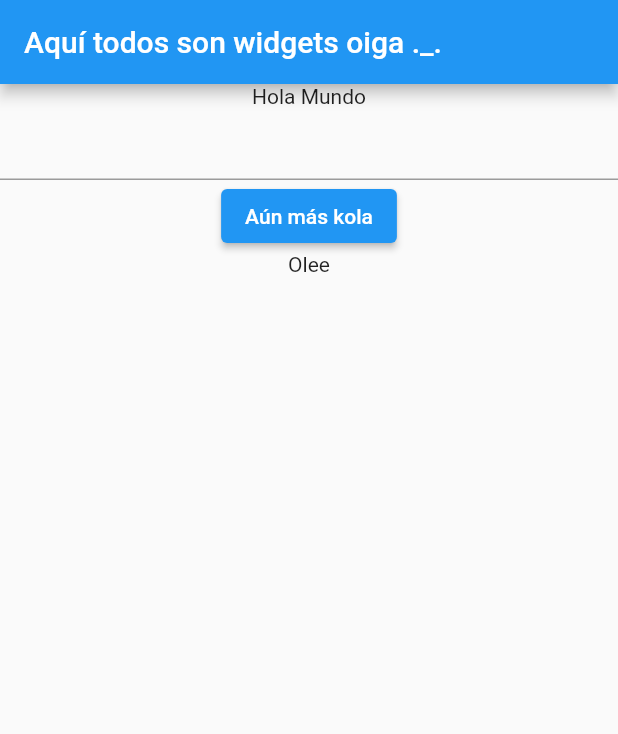
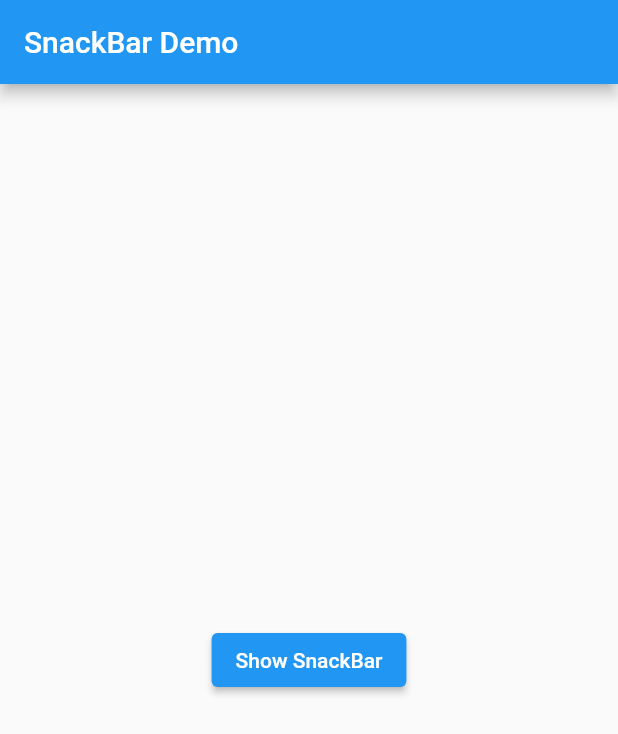
Before and after one commit to Raynou/Pruebas-con-flutter, a Flutter app: the screen it shows after launch, on a phone screen of 412 x 824 dp. Shown: the top 734 px of the screen. Run offline on Flutter 3.47's test engine with Material 2 defaults, Android fonts, the phone set to English and light mode, and no system bars.

Commit message:
Okay, la MERA VERDAD, no se porque no jala mi snackbar, voy a ver mi code

```diff
--- a/my_first_flutter_app/lib/main.dart
+++ b/my_first_flutter_app/lib/main.dart
@@ -1,34 +1,27 @@
 import 'package:flutter/material.dart';
 
-void main() => runApp(MyApp());
+void main() => runApp(SnackBarDemo());
 
-/* Lo de arriba es lo mismo que esto:
-void main() {
-  runApp(MyApp());
-}
-Usalo cuando solo vayas a un método */
-
-/* Todo lo marcado en verde es un widget */
-class MyApp extends StatelessWidget {
+class SnackBarDemo extends StatelessWidget {
   @override
   Widget build(BuildContext context) {
     return MaterialApp(
-      title: "Kola",
-      //Este va a ser el widget que toma toda la pantalla de la aplicación
+      title: 'SnackBar Demo',
       home: Scaffold(
-        /* Widget del appbar */
         appBar: AppBar(
-          /* Los parámetros van acá */
-          title: Text('Aquí todos son widgets oiga ._.'),
+          title: Text('SnackBar Demo'),
         ),
-        /* Para la parte central de la aplicación */
-        body: Center(
-          child: Column(
-            mainAxisAlignment: MainAxisAlignment.start,
-            children: <Widget>[
-              Text("Hola Mundo"),
-              TextField(),
-              ElevatedButton(
+        body: SnackBarPage(),
+      ),
+    );
+  }
+}
+
+class SnackBarPage extends StatelessWidget {
+  @override
+  Widget build(BuildContext context) {
+    return Center(
+      child: ElevatedButton(
         onPressed: () {
           final snackBar = SnackBar(
             content: Text('Yay! A SnackBar!'),
@@ -39,31 +32,13 @@ class MyApp extends StatelessWidget {
               },
             ),
           );
+
+          // Find the ScaffoldMessenger in the widget tree
+          // and use it to show a SnackBar.
           ScaffoldMessenger.of(context).showSnackBar(snackBar);
         },
-                  child: Text("Aún más kola")),
-              Text("Olee")
-            ],
-          ),
-        ),
+        child: Text('Show SnackBar'),
       ),
     );
   }
 }
-
-/* Ejemplo:
-
-body: Center(
-        child: Column(
-          mainAxisAlignment: MainAxisAlignment.center,
-          children: <Widget>[
-            Text(
-              'You have pushed the button this many times:',
-            ),
-            Text(
-              '$_counter',
-              style: Theme.of(context).textTheme.headline4,
-            ),
-          ],
-        ),
-       */
```
Lines whose indentation alone changed are shown as unchanged.
